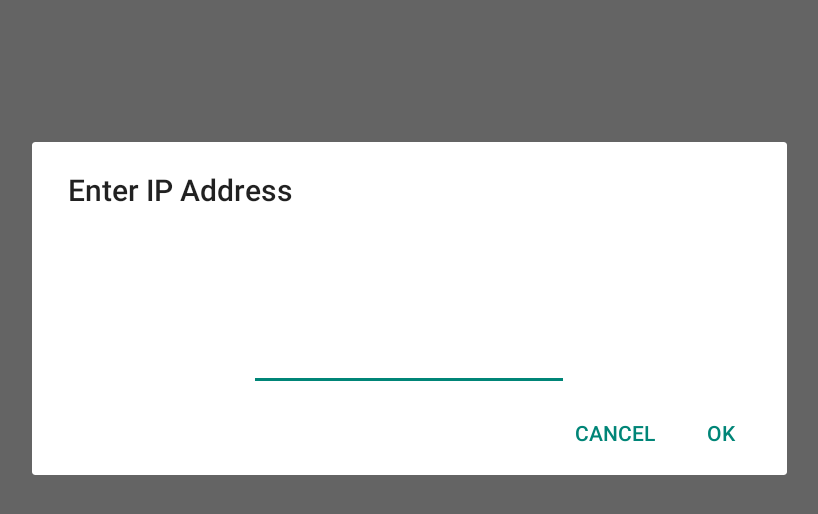
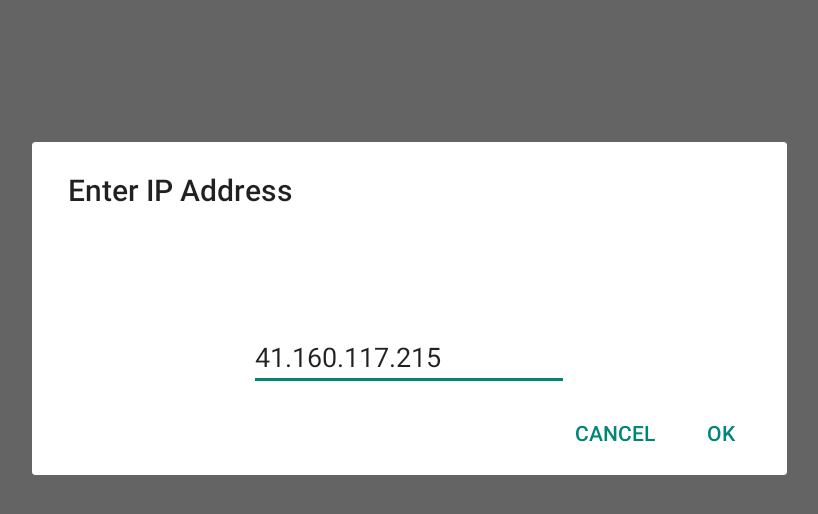
Before and after one commit to dannyryonic/RISC, an Android app: the screen it shows after launch (MainActivity), after a tap on "REMOTE", on a phone screen of 824 x 412 dp (held sideways). Shown: the top 514 px of the screen, without its empty margins (208-1026 px from the left). Run offline under Robolectric (Android 15) with nearby library versions, the phone set to English and light mode, and no system bars.

Commit message:
first commit

```diff
--- a/app/src/main/AndroidManifest.xml
+++ b/app/src/main/AndroidManifest.xml
@@ -23,7 +23,7 @@
             android:label="@string/app_name"
             android:screenOrientation="landscape" />
         <activity
-            android:name=".Remote_Back_Cam" />
+            android:name=".Remote_Back_Cam"
             android:screenOrientation="landscape" />
         <activity
             android:name=".MainActivity"
--- a/app/src/main/java/com/truiton/rtmpplayer/Ip_Dialog.java
+++ b/app/src/main/java/com/truiton/rtmpplayer/Ip_Dialog.java
@@ -34,8 +34,10 @@ public class Ip_Dialog extends AppCompatDialogFragment {
 
         mPreferences = PreferenceManager.getDefaultSharedPreferences(Ip_Dialog.this.getActivity());
         //mPreferences = getSharedPreferences("tabian.com.sharedpreferencestest", Context.MODE_PRIVATE);
+        checkSharedPreferences();
 
-        checkSharedPreferences();
+
+
         mEditor = mPreferences.edit();
         builder.setView(view)
                 .setTitle("Enter IP Address")
@@ -67,7 +69,7 @@ public class Ip_Dialog extends AppCompatDialogFragment {
      * Check the shared preferences and set them accordingly
      */
     private void checkSharedPreferences(){
-        String name = mPreferences.getString(getString(R.string.name), "");
+        String name = mPreferences.getString(getString(R.string.name), "41.160.117.215");
 
         mName.setText(name);
 
--- a/app/src/main/java/com/truiton/rtmpplayer/Remote_Front_Cam.java
+++ b/app/src/main/java/com/truiton/rtmpplayer/Remote_Front_Cam.java
@@ -84,7 +84,7 @@ public class Remote_Front_Cam extends AppCompatActivity  {
          frontCam.setBackgroundColor(Color.parseColor("#50000000"));
          //retieve the text input from then IpPreferance class to the front_cam class
          SharedPreferences prefs= PreferenceManager.getDefaultSharedPreferences(this);
-         mFilePath = "rtsp://"+prefs.getString(getString(R.string.name), "dddddddddddddddddddd")+":5554/Front-Camera.sdp";
+         mFilePath = "rtsp://"+prefs.getString(getString(R.string.name), "")+":5554/Front-Camera.sdp";
          //pass the font IP address to the left of the screen
          mName = (TextView) findViewById(R.id.etName_SL);
         SharedPreferences mPreferences = PreferenceManager.getDefaultSharedPreferences(this);
```
